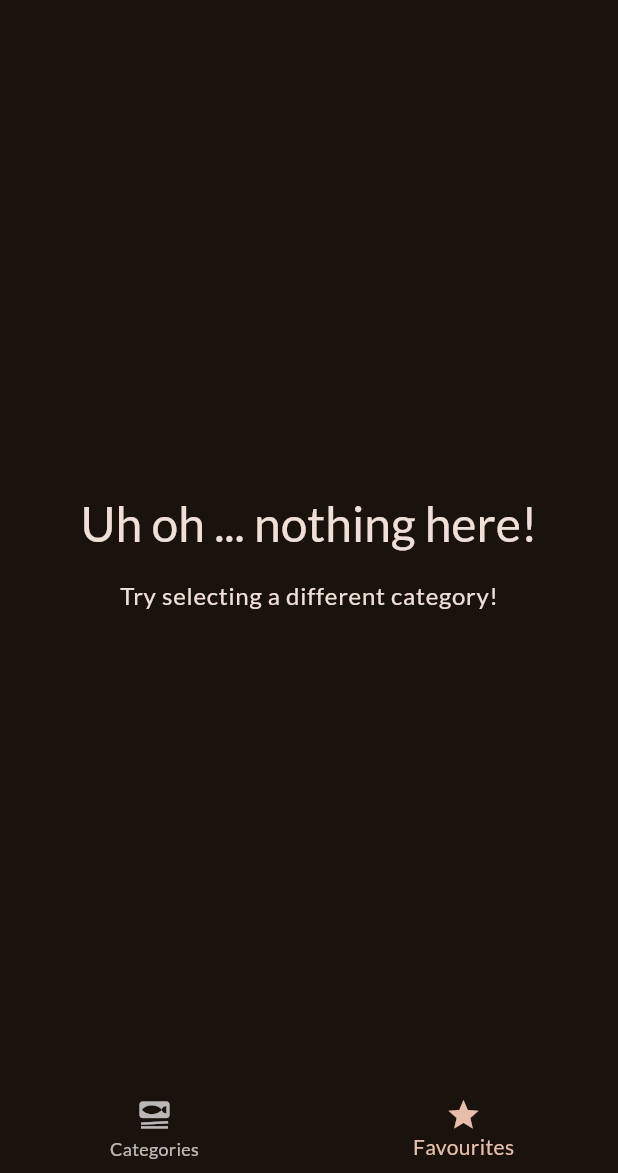
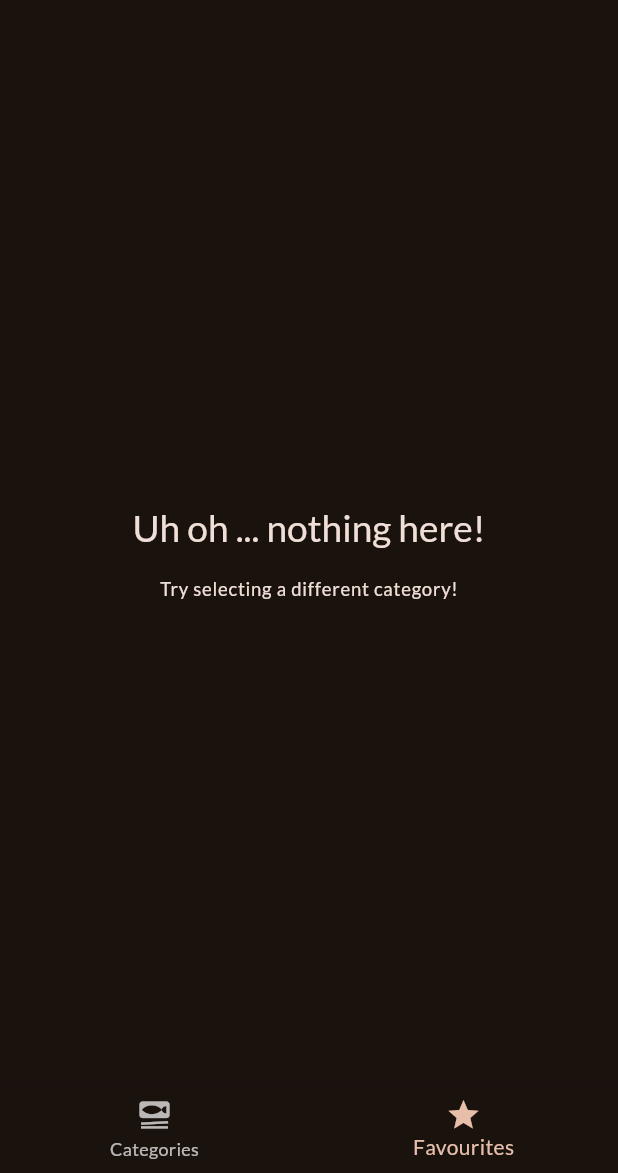
Before and after one commit to FaiziFlutter/todoapp, a Flutter app: the screen it shows after launch, item 2 of the bottom bar chosen, on a phone screen of 412 x 824 dp, the part 63-1236 px from its top. Run offline on Flutter 3.47's test engine with Material 3 defaults, Android fonts, the phone set to English and light mode, and no system bars; our stand-ins replace flutter_riverpod, google_fonts, transparent_image.

```diff
--- a/lib/screens.dart/categories.dart
+++ b/lib/screens.dart/categories.dart
@@ -33,7 +33,7 @@ class CategoriesScreen extends StatelessWidget {
         padding: const EdgeInsets.all(8),
         gridDelegate: const SliverGridDelegateWithFixedCrossAxisCount(
           crossAxisCount: 2,
-          childAspectRatio: 3 / 2,
+          childAspectRatio: 2.5 / 2,
           crossAxisSpacing: 20,
           mainAxisSpacing: 20,
         ),
--- a/lib/screens.dart/meal_details.dart
+++ b/lib/screens.dart/meal_details.dart
@@ -11,6 +11,8 @@ class MealDetailsItem extends ConsumerWidget {
 
   @override
   Widget build(BuildContext context, WidgetRef ref) {
+    final favoriteMeals = ref.watch(favoriteMealsProvider);
+    final isFavorite = favoriteMeals.contains(meal);
     return Scaffold(
       appBar: AppBar(
         title: Text(meal.title),
@@ -30,7 +32,7 @@ class MealDetailsItem extends ConsumerWidget {
                 ),
               );
             },
-            icon: const Icon(Icons.star),
+            icon: Icon(isFavorite ? Icons.star : Icons.star_border_outlined),
           ),
         ],
       ),
--- a/lib/screens.dart/meals.dart
+++ b/lib/screens.dart/meals.dart
@@ -25,6 +25,7 @@ class MealsScreen extends StatelessWidget {
 
   @override
   Widget build(BuildContext context) {
+    final width = MediaQuery.of(context).size.width;
     Widget content = Center(
       child: Column(
         mainAxisSize: MainAxisSize.min,
@@ -32,15 +33,15 @@ class MealsScreen extends StatelessWidget {
           Text(
             'Uh oh ... nothing here!',
             style: Theme.of(context).textTheme.headlineLarge!.copyWith(
-                  color: Theme.of(context).colorScheme.onBackground,
-                ),
+                color: Theme.of(context).colorScheme.onBackground,
+                fontSize: width * 0.06),
           ),
           const SizedBox(height: 16),
           Text(
             'Try selecting a different category!',
             style: Theme.of(context).textTheme.bodyLarge!.copyWith(
-                  color: Theme.of(context).colorScheme.onBackground,
-                ),
+                color: Theme.of(context).colorScheme.onBackground,
+                fontSize: width * 0.03),
           ),
         ],
       ),
@@ -64,10 +65,7 @@ class MealsScreen extends StatelessWidget {
       appBar: AppBar(
         title: Text(title!),
       ),
-      body: Padding(
-        padding: const EdgeInsets.all(2.0),
-        child: content,
-      ),
+      body: content,
     );
   }
 }
--- a/lib/widgets/category_grid_items.dart
+++ b/lib/widgets/category_grid_items.dart
@@ -9,11 +9,12 @@ class CategoryGridItem extends StatelessWidget {
 
   @override
   Widget build(BuildContext context) {
+    final width = MediaQuery.of(context).size.width;
     return InkWell(
       onTap: onTap,
       child: Container(
         decoration: BoxDecoration(
-          borderRadius: BorderRadius.circular(12),
+          borderRadius: BorderRadius.circular(width * 0.04),
           gradient: LinearGradient(
             colors: [
               category.color.withOpacity(0.55),
```
Also changed, not shown: lib/widgets/meal_item.dart (+13 -10 lines), lib/widgets/meal_item_trait.dart (+4 -3 lines).
